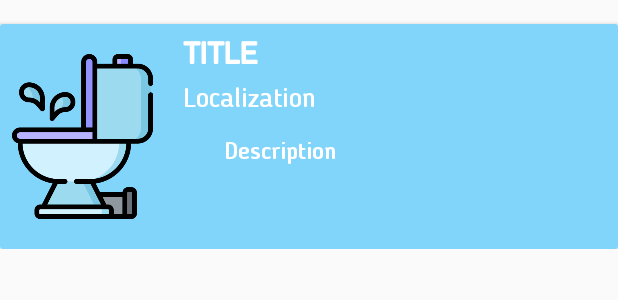
After one commit to Rangoow/Onboarding-App, an Android app: the layout item_toilets.xml on its own in the app's theme, with its tools: preview values and no code run, on a phone screen of 412 x 824 dp. The commit adds this screen. Shown: the top 300 px of the screen. Run offline under Robolectric (Android 15) with nearby library versions, the phone set to English and light mode, and no system bars.

Commit message:
Toilets topic basic version finsih

```diff
--- a/app/src/main/java/com/example/onboardingapplication/Adapters/SlidePagerStudentAdapter.java
+++ b/app/src/main/java/com/example/onboardingapplication/Adapters/SlidePagerStudentAdapter.java
@@ -13,6 +13,7 @@ import androidx.annotation.NonNull;
 import androidx.viewpager.widget.PagerAdapter;
 
 import com.example.onboardingapplication.Activities.Both.FeedbackActivity;
+import com.example.onboardingapplication.Activities.Both.ToiletsActivity;
 import com.example.onboardingapplication.R;
 import com.example.onboardingapplication.TopicItem;
 
@@ -65,6 +66,7 @@ public class SlidePagerStudentAdapter extends PagerAdapter {
                     case 7:
                         break;
                     case 8:
+                        context.startActivity(new Intent(context, ToiletsActivity.class));
                         break;
                     case 9:
                         context.startActivity(new Intent(context, FeedbackActivity.class));
--- a/app/src/main/java/com/example/onboardingapplication/Adapters/SlidePagerTeacherAdapter.java
+++ b/app/src/main/java/com/example/onboardingapplication/Adapters/SlidePagerTeacherAdapter.java
@@ -63,6 +63,8 @@ public class SlidePagerTeacherAdapter extends PagerAdapter {
                     case 6:
                         break;
                     case 7:
+                        break;
+                    case 8:
                         context.startActivity(new Intent(context, FeedbackActivity.class));
                         break;
                 }
--- /dev/null
+++ b/app/src/main/res/layout/item_toilets.xml
@@ -0,0 +1,72 @@
+<?xml version="1.0" encoding="utf-8"?>
+<androidx.constraintlayout.widget.ConstraintLayout xmlns:android="http://schemas.android.com/apk/res/android"
+    xmlns:app="http://schemas.android.com/apk/res-auto"
+    xmlns:tools="http://schemas.android.com/tools"
+    android:layout_width="match_parent"
+    android:layout_height="wrap_content">
+
+    <androidx.cardview.widget.CardView
+        android:layout_width="match_parent"
+        android:layout_height="wrap_content"
+        android:layout_marginTop="16dp"
+        app:layout_constraintEnd_toEndOf="parent"
+        app:layout_constraintHorizontal_bias="0.0"
+        app:layout_constraintStart_toStartOf="parent"
+        app:layout_constraintTop_toTopOf="parent">
+
+        <androidx.constraintlayout.widget.ConstraintLayout
+            android:layout_width="match_parent"
+            android:layout_height="wrap_content"
+            android:background="@color/toilet_item_background">
+
+            <ImageView
+                android:id="@+id/toilet_img"
+                android:layout_width="110dp"
+                android:layout_height="150dp"
+                app:layout_constraintBottom_toBottomOf="parent"
+                app:layout_constraintStart_toStartOf="parent"
+                app:layout_constraintTop_toTopOf="parent"
+                app:srcCompat="@drawable/ic_toilet" />
+
+            <TextView
+                android:id="@+id/toilet_desc"
+                android:layout_width="220dp"
+                android:layout_height="wrap_content"
+                android:layout_marginTop="16dp"
+                android:layout_marginEnd="16dp"
+                android:fontFamily="@font/blogger_sans_medium"
+                android:text="Description"
+                android:textColor="@color/textColor"
+                android:textSize="16sp"
+                app:layout_constraintEnd_toEndOf="parent"
+                app:layout_constraintStart_toStartOf="@+id/toilet_loc"
+                app:layout_constraintTop_toBottomOf="@+id/toilet_loc" />
+
+            <TextView
+                android:id="@+id/toilet_title"
+                android:layout_width="wrap_content"
+                android:layout_height="wrap_content"
+                android:layout_marginStart="12dp"
+                android:layout_marginTop="8dp"
+                android:fontFamily="@font/track_regular"
+                android:text="Title"
+                android:textColor="@color/textColor"
+                android:textSize="18sp"
+                android:textStyle="bold"
+                app:layout_constraintStart_toEndOf="@+id/toilet_img"
+                app:layout_constraintTop_toTopOf="parent" />
+
+            <TextView
+                android:id="@+id/toilet_loc"
+                android:layout_width="wrap_content"
+                android:layout_height="wrap_content"
+                android:layout_marginTop="8dp"
+                android:fontFamily="@font/blogger_sans_medium"
+                android:text="Localization"
+                android:textColor="@color/textColor"
+                android:textSize="18sp"
+                app:layout_constraintStart_toStartOf="@+id/toilet_title"
+                app:layout_constraintTop_toBottomOf="@+id/toilet_title" />
+        </androidx.constraintlayout.widget.ConstraintLayout>
+    </androidx.cardview.widget.CardView>
+</androidx.constraintlayout.widget.ConstraintLayout>
--- a/app/src/main/res/values/colors.xml
+++ b/app/src/main/res/values/colors.xml
@@ -4,6 +4,7 @@
     <color name="colorPrimaryDark">#3700B3</color>
     <color name="colorAccent">#03DAC5</color>
     <color name="transparent">#00000000</color>
+
     <!-- BACKGROUND COLORS -->
     <color name="gradientDarkBackgroundColor">#181949</color>
     <color name="homeBackgroundColor">#303192</color>
@@ -29,4 +30,7 @@
     <color name="indicatorColor">#8E8E8E</color>
     <color name="indicatorSelectedColor">#E62530</color>
 
+    <!-- ITEM LIST BACKGROUND COLOR -->
+    <color name="toilet_item_background">#81D4FA</color>
+
 </resources>
```
Also changed, not shown: app/src/main/AndroidManifest.xml (+8 -1 lines), app/src/main/java/com/example/onboardingapplication/Activities/Both/ToiletsActivity.java (added, +59 -0 lines), app/src/main/java/com/example/onboardingapplication/Adapters/ToiletsAdapter.java (added, +64 -0 lines), app/src/main/res/layout/activity_toilets.xml (+33 -1 lines), app/src/main/res/values/strings.xml (+5 -5 lines).
